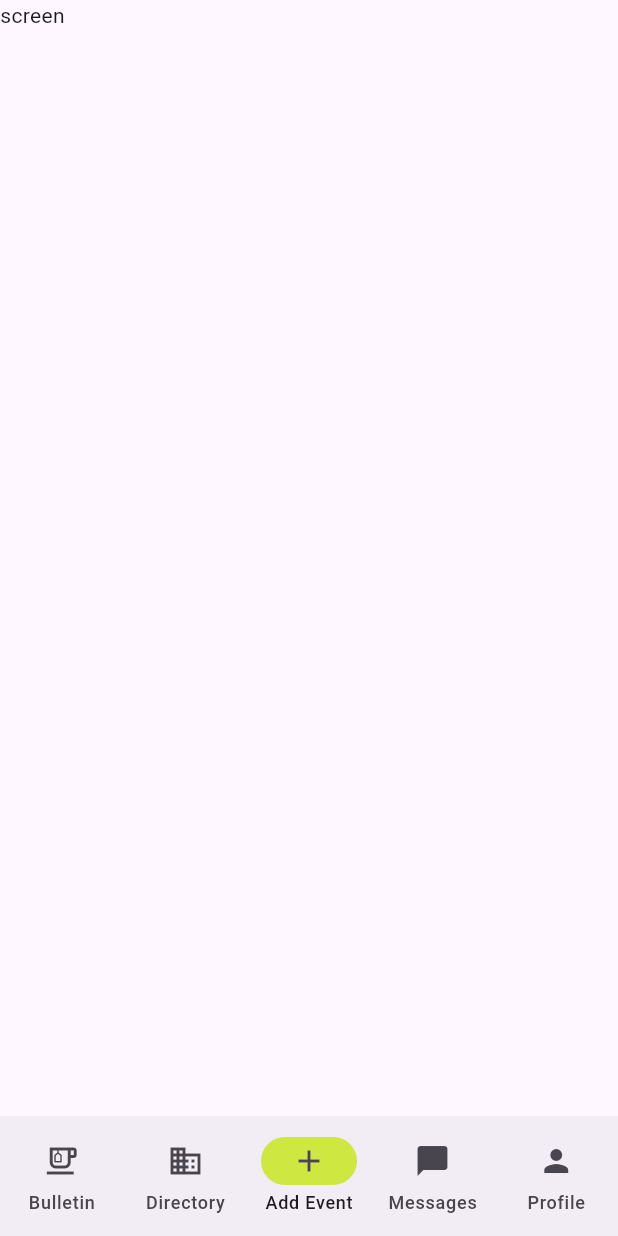
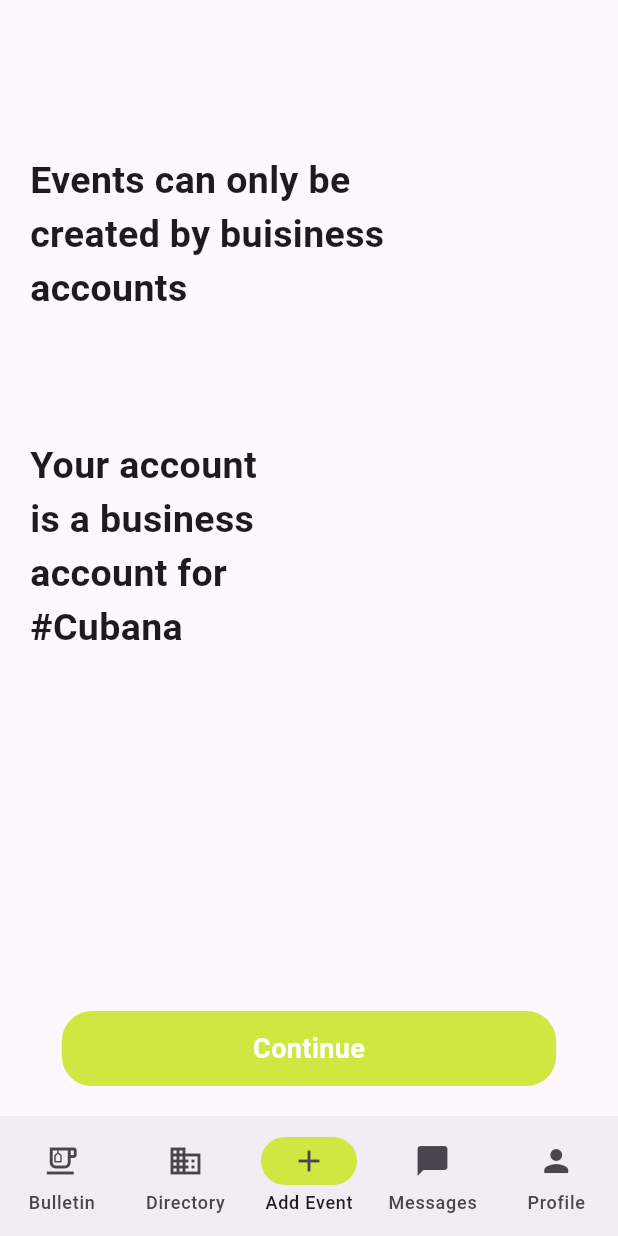
Before and after one commit to thato-codes-4-fun/CommunityHub, a Flutter app: the HomeScreen screen opened directly, item 3 of the bottom bar chosen, on a phone screen of 412 x 824 dp. Run offline on Flutter 3.47's test engine with Material 3 defaults, Android fonts, the phone set to English and light mode, and no system bars.

Commit message:
add event screen

```diff
--- a/lib/home/home.dart
+++ b/lib/screens/home/home.dart
@@ -1,6 +1,7 @@
 import 'package:community_hub/constants/colors.dart';
-import 'package:community_hub/home/shared_home/community_hub.dart';
-import 'package:community_hub/home/shared_home/directory.dart';
+import 'package:community_hub/screens/home/shared_home/add_event.dart';
+import 'package:community_hub/screens/home/shared_home/community_hub.dart';
+import 'package:community_hub/screens/home/shared_home/directory.dart';
 import 'package:flutter/material.dart';
 
 class HomeScreen extends StatefulWidget {
@@ -22,7 +23,7 @@ class _HomeScreenState extends State<HomeScreen> {
   List<Widget> screensList = [
     const CommunityHub(),
     const Directories(),
-    const Text('screen'),
+    const AddEventScreen(),
     const Text('screen'),
     const Text('screen'),
   ];
--- /dev/null
+++ b/lib/screens/home/shared_home/add_event.dart
@@ -0,0 +1,51 @@
+import 'package:community_hub/widgets/custom_button.dart';
+import 'package:flutter/material.dart';
+
+class AddEventScreen extends StatefulWidget {
+  const AddEventScreen({super.key});
+
+  @override
+  State<AddEventScreen> createState() => _AddEventScreenState();
+}
+
+class _AddEventScreenState extends State<AddEventScreen> {
+  @override
+  Widget build(BuildContext context) {
+    return Padding(
+      padding: const EdgeInsets.all(20.0),
+      child: Column(
+        crossAxisAlignment: CrossAxisAlignment.start,
+        children: [
+          SizedBox(
+            height: MediaQuery.of(context).size.height * 0.1,
+          ),
+          SizedBox(
+            width: MediaQuery.of(context).size.width * 0.6,
+            child: const Text(
+              'Events can only be created by buisiness accounts',
+              style: TextStyle(
+                fontSize: 25,
+                fontWeight: FontWeight.w700,
+              ),
+            ),
+          ),
+          SizedBox(
+            height: MediaQuery.of(context).size.height * 0.1,
+          ),
+          SizedBox(
+            width: MediaQuery.of(context).size.width * 0.40,
+            child: const Text(
+              'Your account is a business account for #Cubana',
+              style: TextStyle(
+                fontSize: 25,
+                fontWeight: FontWeight.w700,
+              ),
+            ),
+          ),
+          Flexible(child: Container()),
+          CustomButtom(action: 'Continue', nav: () {}),
+        ],
+      ),
+    );
+  }
+}
--- a/lib/home/shared_home/community_hub.dart
+++ b/lib/screens/home/shared_home/community_hub.dart
@@ -71,7 +71,7 @@ class _CommunityHubState extends State<CommunityHub> {
             height: 20,
           ),
           const Text(
-            'Local Hangouts',
+            'Local',
             style: TextStyle(
               fontSize: 20,
               fontWeight: FontWeight.w600,
--- a/lib/screens/login/login.dart
+++ b/lib/screens/login/login.dart
@@ -1,5 +1,5 @@
 import 'package:community_hub/constants/colors.dart';
-import 'package:community_hub/home/home.dart';
+import 'package:community_hub/screens/home/home.dart';
 import 'package:community_hub/widgets/custom_button.dart';
 import 'package:community_hub/widgets/custom_textfield.dart';
 import 'package:flutter/material.dart';
```
Also changed, not shown: lib/screens/home/shared_home/directory.dart (renamed from lib/home/shared_home/directory.dart).
